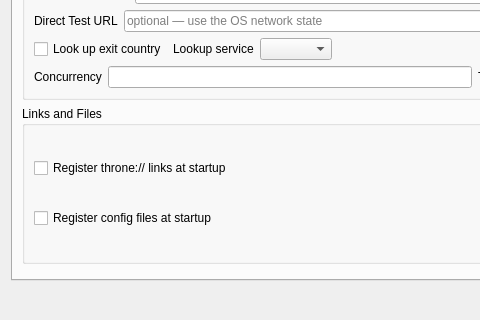
This is include/ui/setting/dialog_basic_settings.ui in ttrroyy/qThrone as Qt 5 draws it before an edit; both pictures show x 0 to 480 and y 314 to 634 of the 925 by 634 pixel window. The edited form follows.
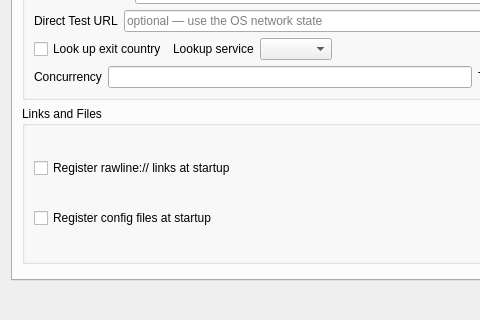
This is the edited form. Custom widgets are drawn as their Qt base class.

```diff
--- a/include/ui/setting/dialog_basic_settings.ui
+++ b/include/ui/setting/dialog_basic_settings.ui
@@ -364,7 +364,7 @@
              <string>&lt;html&gt;&lt;head/&gt;&lt;body&gt;&lt;p&gt;Registers Throne as the handler for throne:// links, re-applying the registration whenever the install is moved.&lt;/p&gt;&lt;p&gt;Turning this off does not undo an existing registration: use Uninstall for that.&lt;/p&gt;&lt;/body&gt;&lt;/html&gt;</string>
             </property>
             <property name="text">
-             <string>Register throne:// links at startup</string>
+             <string>Register rawline:// links at startup</string>
             </property>
            </widget>
           </item>
```
Left out of the diff: 14 changed lines with no effect on the pictures.
